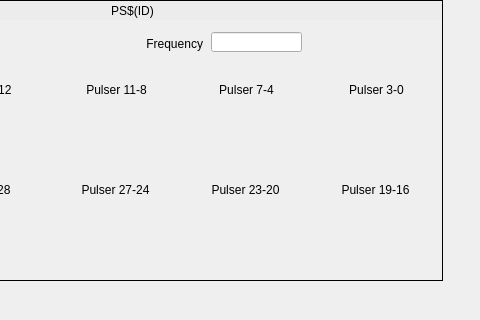
Old version of the form evrMrmApp/opi/EVR/G_EVR_prescaler-withPulserTrigger.ui in the repository paulscherrerinstitute/mrfioc2; both pictures show x 178 to 658 and y 0 to 320 of the 658 by 423 pixel window.
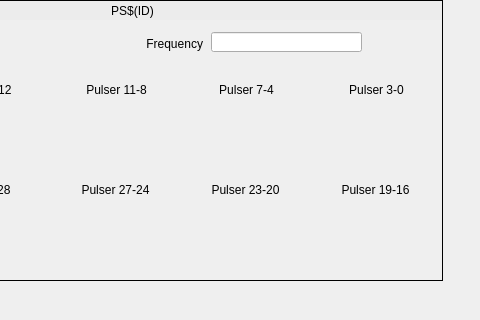
New version of the form. Custom widgets are drawn as their Qt base class.

What changed in the file:
```diff
--- a/evrMrmApp/opi/EVR/G_EVR_prescaler-withPulserTrigger.ui
+++ b/evrMrmApp/opi/EVR/G_EVR_prescaler-withPulserTrigger.ui
@@ -78,7 +78,7 @@
      <rect>
       <x>389</x>
       <y>32</y>
-      <width>91</width>
+      <width>151</width>
       <height>20</height>
      </rect>
     </property>
```
